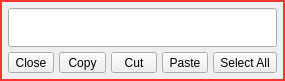
First picture: the form in src/dlgsetedittext.ui, repository ic005k/Knot-Legacy, before the edit.
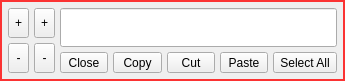
Second picture: the form after the edit.

Commit message: Optimized the edit function panel

```diff
--- a/src/dlgsetedittext.ui
+++ b/src/dlgsetedittext.ui
@@ -6,7 +6,7 @@
    <rect>
     <x>0</x>
     <y>0</y>
-    <width>285</width>
+    <width>345</width>
     <height>72</height>
    </rect>
   </property>
@@ -22,21 +22,105 @@
 	border-color:rgb(251, 51, 51);		
 }</string>
   </property>
+  <layout class="QHBoxLayout" name="horizontalLayout_2">
+   <property name="spacing">
+    <number>5</number>
+   </property>
+   <property name="leftMargin">
+    <number>8</number>
+   </property>
+   <property name="topMargin">
+    <number>8</number>
+   </property>
+   <property name="rightMargin">
+    <number>8</number>
+   </property>
+   <property name="bottomMargin">
+    <number>8</number>
+   </property>
+   <item>
+    <layout class="QVBoxLayout" name="verticalLayout_2">
+     <item>
+      <widget class="QToolButton" name="btnLeft1">
+       <property name="sizePolicy">
+        <sizepolicy hsizetype="Preferred" vsizetype="Preferred">
+         <horstretch>0</horstretch>
+         <verstretch>0</verstretch>
+        </sizepolicy>
+       </property>
+       <property name="text">
+        <string>+</string>
+       </property>
+      </widget>
+     </item>
+     <item>
+      <widget class="QToolButton" name="btnLeft0">
+       <property name="sizePolicy">
+        <sizepolicy hsizetype="Preferred" vsizetype="Preferred">
+         <horstretch>0</horstretch>
+         <verstretch>0</verstretch>
+        </sizepolicy>
+       </property>
+       <property name="text">
+        <string>-</string>
+       </property>
+      </widget>
+     </item>
+    </layout>
+   </item>
+   <item>
+    <layout class="QVBoxLayout" name="verticalLayout_3">
+     <item>
+      <widget class="QToolButton" name="btnRight1">
+       <property name="sizePolicy">
+        <sizepolicy hsizetype="Preferred" vsizetype="Preferred">
+         <horstretch>0</horstretch>
+         <verstretch>0</verstretch>
+        </sizepolicy>
+       </property>
+       <property name="text">
+        <string>+</string>
+       </property>
+      </widget>
+     </item>
+     <item>
+      <widget class="QToolButton" name="btnRight0">
+       <property name="sizePolicy">
+        <sizepolicy hsizetype="Preferred" vsizetype="Preferred">
+         <horstretch>0</horstretch>
+         <verstretch>0</verstretch>
+        </sizepolicy>
+       </property>
+       <property name="text">
+        <string>-</string>
+       </property>
+      </widget>
+     </item>
+    </layout>
+   </item>
+   <item>
+    <widget class="QFrame" name="frame">
+     <property name="frameShape">
+      <enum>QFrame::NoFrame</enum>
+     </property>
+     <property name="frameShadow">
+      <enum>QFrame::Raised</enum>
+     </property>
   <layout class="QVBoxLayout" name="verticalLayout">
    <property name="spacing">
     <number>5</number>
    </property>
    <property name="leftMargin">
-    <number>8</number>
+       <number>0</number>
    </property>
    <property name="topMargin">
-    <number>8</number>
+       <number>0</number>
    </property>
    <property name="rightMargin">
-    <number>8</number>
+       <number>0</number>
    </property>
    <property name="bottomMargin">
-    <number>8</number>
+       <number>0</number>
    </property>
    <item>
     <widget class="QLineEdit" name="lineEdit">
@@ -115,6 +199,9 @@
       </widget>
      </item>
     </layout>
+      </item>
+     </layout>
+    </widget>
    </item>
   </layout>
  </widget>
```
Lines whose indentation alone changed are shown as unchanged. The commit also changes 7 other files.
